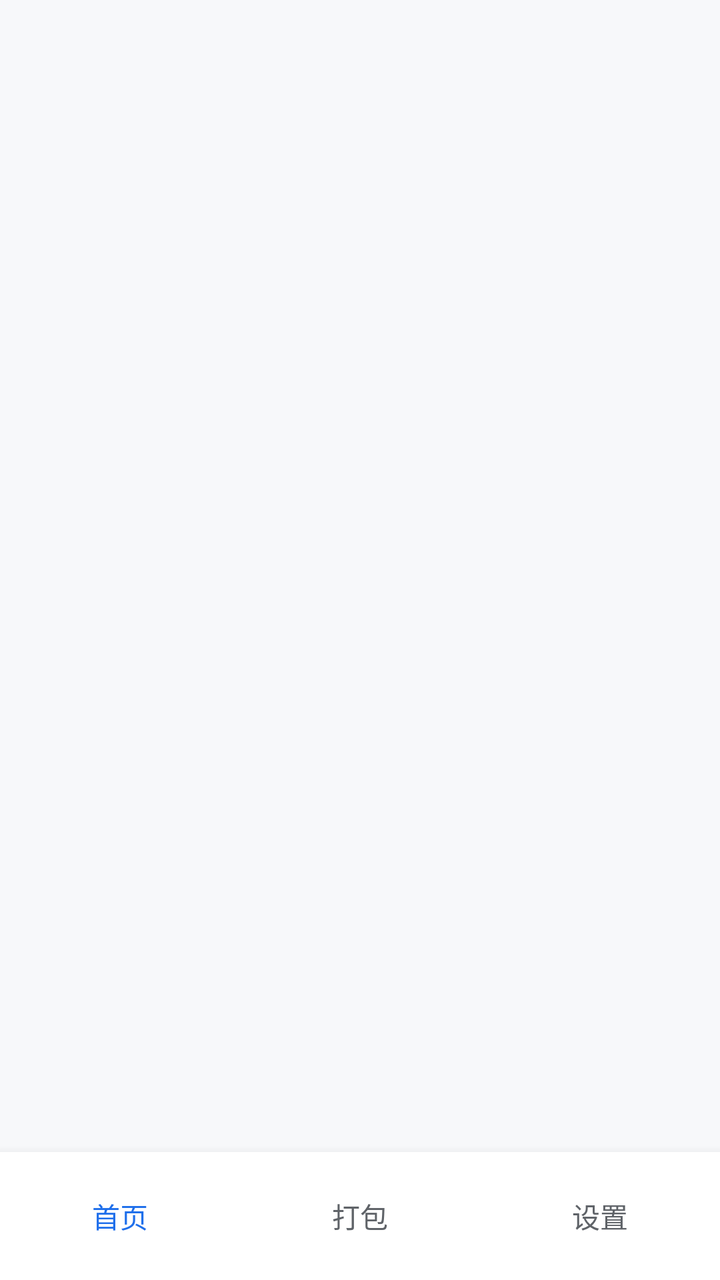
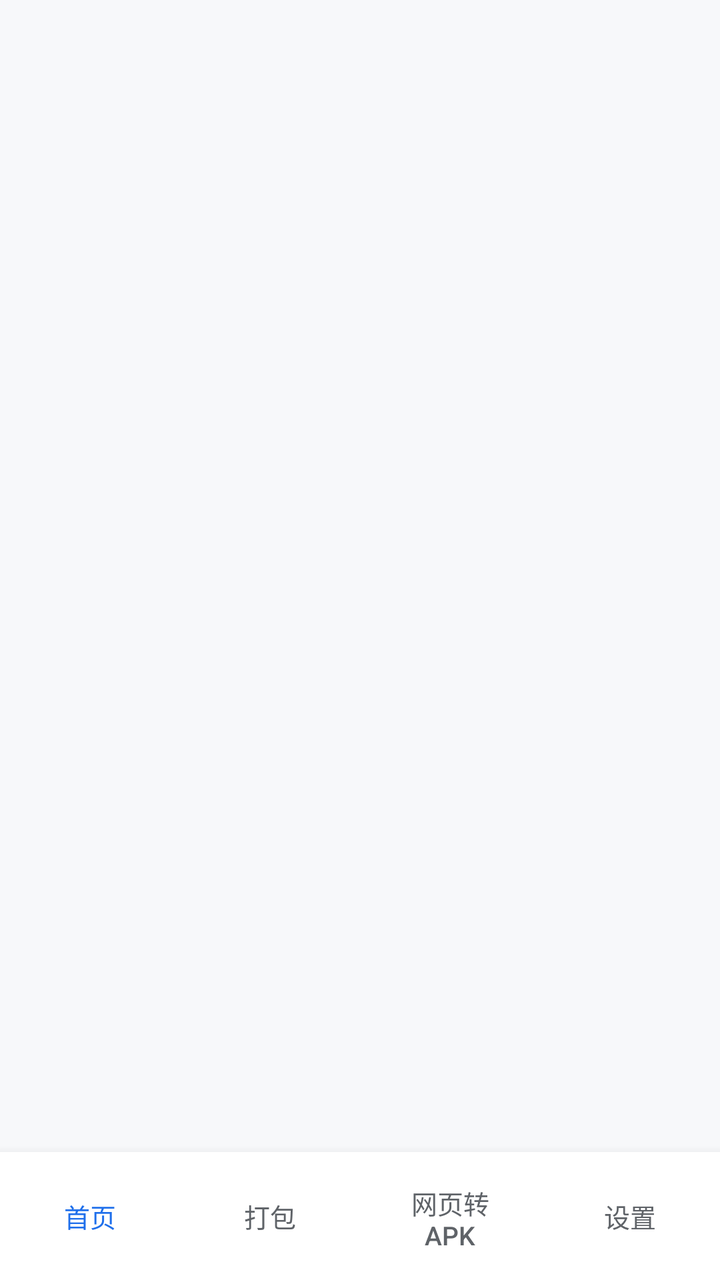

Two renders of the same Android screen: before a commit and after it. Below are the layout's source before the change and the commit's diff.
<!-- AndroidManifest.xml: application theme Theme.EOST -->
<!-- res/layout/main.xml -->
<?xml version="1.0" encoding="utf-8"?>
<LinearLayout xmlns:android="http://schemas.android.com/apk/res/android"
    android:orientation="vertical"
    android:layout_width="match_parent"
    android:layout_height="match_parent"
    android:background="@color/bg">

    <FrameLayout
        android:id="@+id/container"
        android:layout_width="match_parent"
        android:layout_height="0dp"
        android:layout_weight="1"/>

    <LinearLayout
        android:id="@+id/tabbar"
        android:layout_width="match_parent"
        android:layout_height="64dp"
        android:orientation="horizontal"
        android:background="#FFFFFF"
        android:elevation="8dp">

        <Button android:id="@+id/tab_home" style="@style/Btn"
            android:layout_width="0dp" android:layout_weight="1"
            android:layout_height="match_parent"
            android:text="@string/nav_home" android:textSize="14sp"
            android:background="?android:attr/selectableItemBackground"
            android:textColor="@color/primary"/>
        <Button android:id="@+id/tab_pack" style="@style/Btn"
            android:layout_width="0dp" android:layout_weight="1"
            android:layout_height="match_parent"
            android:text="@string/nav_pack" android:textSize="14sp"
            android:background="?android:attr/selectableItemBackground"
            android:textColor="@color/text_sub"/>
        <Button android:id="@+id/tab_settings" style="@style/Btn"
            android:layout_width="0dp" android:layout_weight="1"
            android:layout_height="match_parent"
            android:text="@string/nav_settings" android:textSize="14sp"
            android:background="?android:attr/selectableItemBackground"
            android:textColor="@color/text_sub"/>
    </LinearLayout>
</LinearLayout>
<!-- resources referenced by this layout -->
<resources>
  <color name="bg">#F7F8FA</color>
  <color name="primary">#1F6FEB</color>
  <color name="text_sub">#5F6368</color>
  <string name="nav_home">首页</string>
  <string name="nav_pack">打包</string>
  <string name="nav_settings">设置</string>
  <style name="Btn" parent="android:Widget.Material.Button">
          <item name="android:layout_width">wrap_content</item>
          <item name="android:layout_height">wrap_content</item>
          <item name="android:minWidth">100dp</item>
          <item name="android:layout_margin">6dp</item>
          <item name="android:textColor">#FF1A73E8</item>
          <item name="android:background">#FFE8F0FE</item>
          <item name="android:padding">10dp</item>
      </style>
  <style name="Theme.EOST" parent="android:Theme.Material.Light.NoActionBar">
          <item name="android:colorPrimary">#1F6FEB</item>
          <item name="android:colorPrimaryDark">#155AB8</item>
          <item name="android:colorAccent">#1F6FEB</item>
          <item name="android:windowBackground">#F7F8FA</item>
          <item name="android:textColorPrimary">#1A1C1E</item>
          <item name="android:textColorSecondary">#5F6368</item>
          <item name="android:navigationBarColor">#FFFFFF</item>
          <item name="android:statusBarColor">#1F6FEB</item>
      </style>
</resources>

<!-- the commit's change to res/layout/main.xml (unified diff, before → after) -->
@@ -22,19 +22,25 @@
         <Button android:id="@+id/tab_home" style="@style/Btn"
             android:layout_width="0dp" android:layout_weight="1"
             android:layout_height="match_parent"
-            android:text="@string/nav_home" android:textSize="14sp"
+            android:text="@string/nav_home" android:textSize="13sp"
             android:background="?android:attr/selectableItemBackground"
             android:textColor="@color/primary"/>
         <Button android:id="@+id/tab_pack" style="@style/Btn"
             android:layout_width="0dp" android:layout_weight="1"
             android:layout_height="match_parent"
-            android:text="@string/nav_pack" android:textSize="14sp"
+            android:text="@string/nav_pack" android:textSize="13sp"
+            android:background="?android:attr/selectableItemBackground"
+            android:textColor="@color/text_sub"/>
+        <Button android:id="@+id/tab_web" style="@style/Btn"
+            android:layout_width="0dp" android:layout_weight="1"
+            android:layout_height="match_parent"
+            android:text="@string/nav_web" android:textSize="13sp"
             android:background="?android:attr/selectableItemBackground"
             android:textColor="@color/text_sub"/>
         <Button android:id="@+id/tab_settings" style="@style/Btn"
             android:layout_width="0dp" android:layout_weight="1"
             android:layout_height="match_parent"
-            android:text="@string/nav_settings" android:textSize="14sp"
+            android:text="@string/nav_settings" android:textSize="13sp"
             android:background="?android:attr/selectableItemBackground"
             android:textColor="@color/text_sub"/>
     </LinearLayout>
<!-- resource entries referenced after the edit -->
@@ -6,6 +6,7 @@
   <string name="nav_home">首页</string>
   <string name="nav_pack">打包</string>
   <string name="nav_settings">设置</string>
+  <string name="nav_web">网页转APK</string>
   <style name="Btn" parent="android:Widget.Material.Button">
           <item name="android:layout_width">wrap_content</item>
           <item name="android:layout_height">wrap_content</item>
